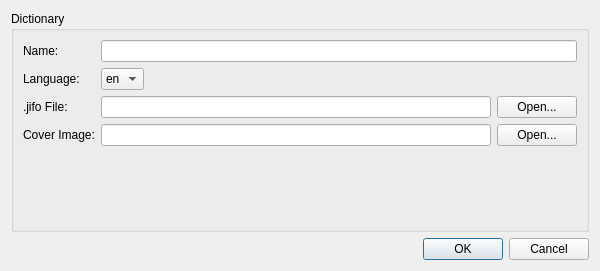
Old version of the form ui_EditDictionaryDialog.ui in the repository mainlander/KindleVocabMate.
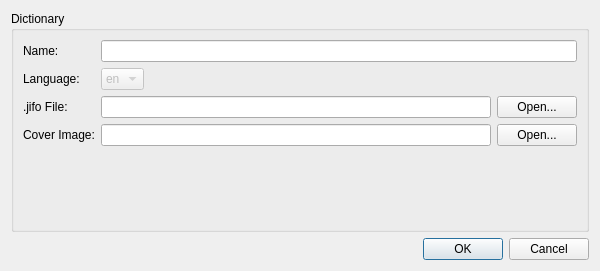
New version of the form.

Patch:
```diff
--- a/ui_EditDictionaryDialog.ui
+++ b/ui_EditDictionaryDialog.ui
@@ -45,6 +45,9 @@
       </item>
       <item row="2" column="1">
        <widget class="QComboBox" name="dictionaryLangComboBox">
+        <property name="enabled">
+         <bool>false</bool>
+        </property>
         <property name="editable">
          <bool>false</bool>
         </property>
```
Left out of the diff: 6 changed lines with no effect on the pictures.
